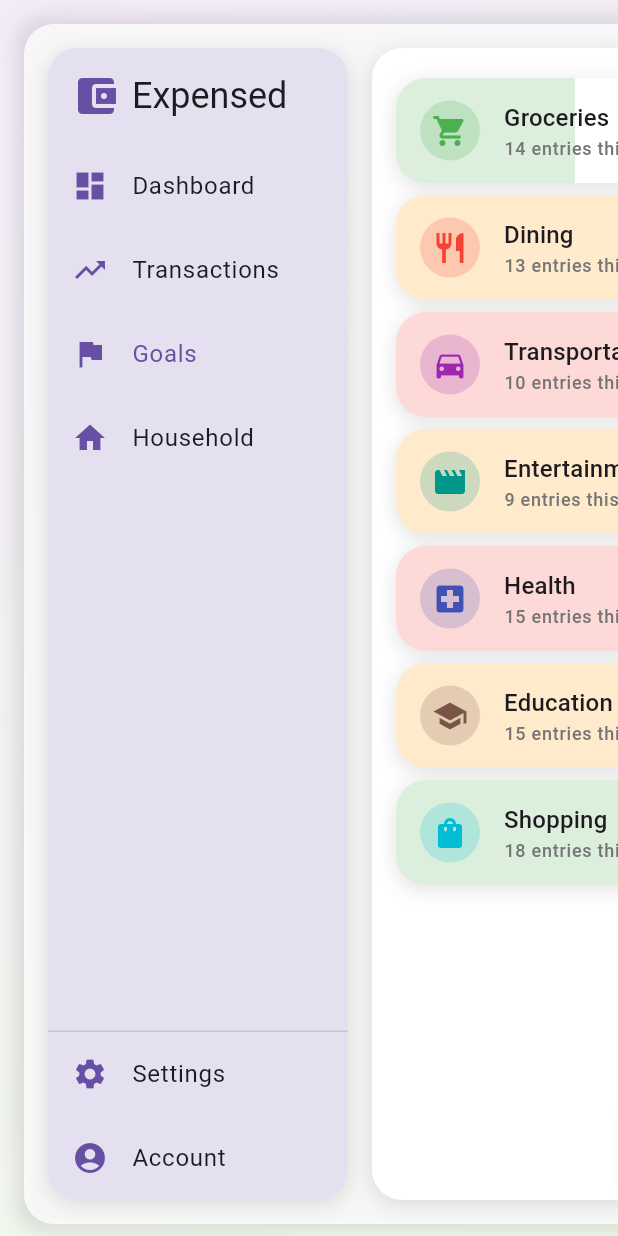
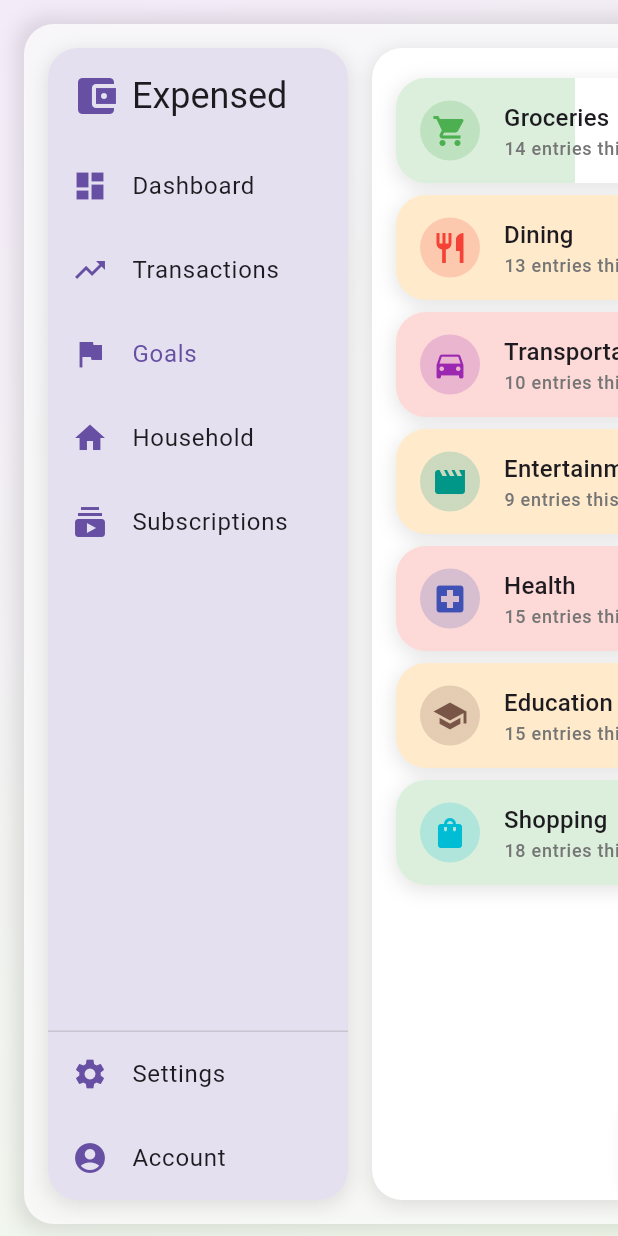
Before and after one commit to DylanCa/expensed_web_app, a Flutter app: the Homepage screen opened by its route, after a tap on "Transactions", after a tap on "Goals", on a phone screen of 412 x 824 dp. Run offline on Flutter 3.47's test engine with Material 3 defaults, Android fonts, the phone set to English and light mode, and no system bars; our stand-ins replace fl_chart, go_router, rxdart; statements that could not run were skipped.

Commit message:
Modified router to provide category id directly to route path

```diff
--- a/lib/components/goals_list.dart
+++ b/lib/components/goals_list.dart
@@ -3,6 +3,7 @@ import 'package:expensed_web_app/models/goal.dart';
 import 'package:expensed_web_app/providers/goal_provider.dart';
 import 'package:provider/provider.dart';
 import 'package:expensed_web_app/utils/ui_utils.dart';
+import 'package:go_router/go_router.dart';
 
 class GoalsList extends StatelessWidget {
   final Function(Goal) onGoalSelected;
@@ -32,7 +33,10 @@ class GoalsList extends StatelessWidget {
                   const EdgeInsets.symmetric(vertical: 4.0, horizontal: 16.0),
               child: buildElevatedContainer(
                 child: InkWell(
-                  onTap: () => onGoalSelected(goal),
+                  onTap: () {
+                    onGoalSelected(goal);
+                    context.go('/goals/${goal.category.id}');
+                  },
                   child: Container(
                     height: 70,
                     decoration: BoxDecoration(
--- a/lib/main.dart
+++ b/lib/main.dart
@@ -62,10 +62,27 @@ class MyApp extends StatelessWidget {
         ),
       ),
       GoRoute(
+        path: '/goals/:categoryId',
+        pageBuilder: (context, state) {
+          final categoryId = state.pathParameters['categoryId']!;
+          return NoTransitionPage<void>(
+            key: state.pageKey,
+            child: Homepage(initialIndex: 2, categoryId: categoryId),
+          );
+        },
+      ),
+      GoRoute(
         path: '/household',
         pageBuilder: (context, state) => NoTransitionPage<void>(
           key: state.pageKey,
           child: Homepage(initialIndex: 3),
+        ),
+      ),
+      GoRoute(
+        path: '/subscriptions',
+        pageBuilder: (context, state) => NoTransitionPage<void>(
+          key: state.pageKey,
+          child: Homepage(initialIndex: 4),
         ),
       ),
     ],
--- a/lib/pages/goals.dart
+++ b/lib/pages/goals.dart
@@ -8,6 +8,10 @@ import 'package:expensed_web_app/models/goal.dart';
 import 'package:expensed_web_app/utils/ui_utils.dart';
 
 class Goals extends StatefulWidget {
+  final String? categoryId;
+
+  Goals({super.key, this.categoryId});
+
   @override
   _GoalsState createState() => _GoalsState();
 }
@@ -32,6 +36,17 @@ class _GoalsState extends State<Goals> with SingleTickerProviderStateMixin {
       parent: _animationController,
       curve: Curves.easeOut,
     ));
+
+    WidgetsBinding.instance.addPostFrameCallback((_) {
+      if (widget.categoryId != null) {
+        final goalProvider = Provider.of<GoalProvider>(context, listen: false);
+        final goal = goalProvider.goals
+            .firstWhere((goal) => goal.category.id == widget.categoryId);
+        setState(() {
+          _selectedGoal = goal;
+        });
+      }
+    });
   }
 
   @override
--- a/lib/pages/homepage.dart
+++ b/lib/pages/homepage.dart
@@ -9,8 +9,9 @@ import 'goals.dart';
 
 class Homepage extends StatefulWidget {
   final int initialIndex;
+  final String? categoryId;
 
-  Homepage({super.key, this.initialIndex = 0});
+  Homepage({super.key, this.initialIndex = 0, this.categoryId});
 
   @override
   State<Homepage> createState() => _HomepageState();
@@ -25,10 +26,12 @@ class _HomepageState extends State<Homepage> {
     selectedIndex = widget.initialIndex;
   }
 
+  @override
+  Widget build(BuildContext context) {
     final List<Widget> _pages = [
       Dashboard(),
       Transactions(),
-    Goals(), // Placeholder for Goals page
+      Goals(categoryId: widget.categoryId), // Pass categoryId to Goals page
       Placeholder(), // Placeholder for Household page
     ];
 
@@ -37,6 +40,7 @@ class _HomepageState extends State<Homepage> {
       'Transactions',
       'Goals',
       'Household',
+      'Subscriptions',
     ];
 
     final List<IconData> _icons = [
@@ -44,10 +48,9 @@ class _HomepageState extends State<Homepage> {
       Icons.trending_up,
       Icons.flag,
       Icons.home,
+      Icons.subscriptions,
     ];
 
-  @override
-  Widget build(BuildContext context) {
     return Consumer<ExpenseProvider>(
       builder: (context, expenseProvider, child) {
         if (expenseProvider.isLoading) {
```
Lines whose indentation alone changed are shown as unchanged.
